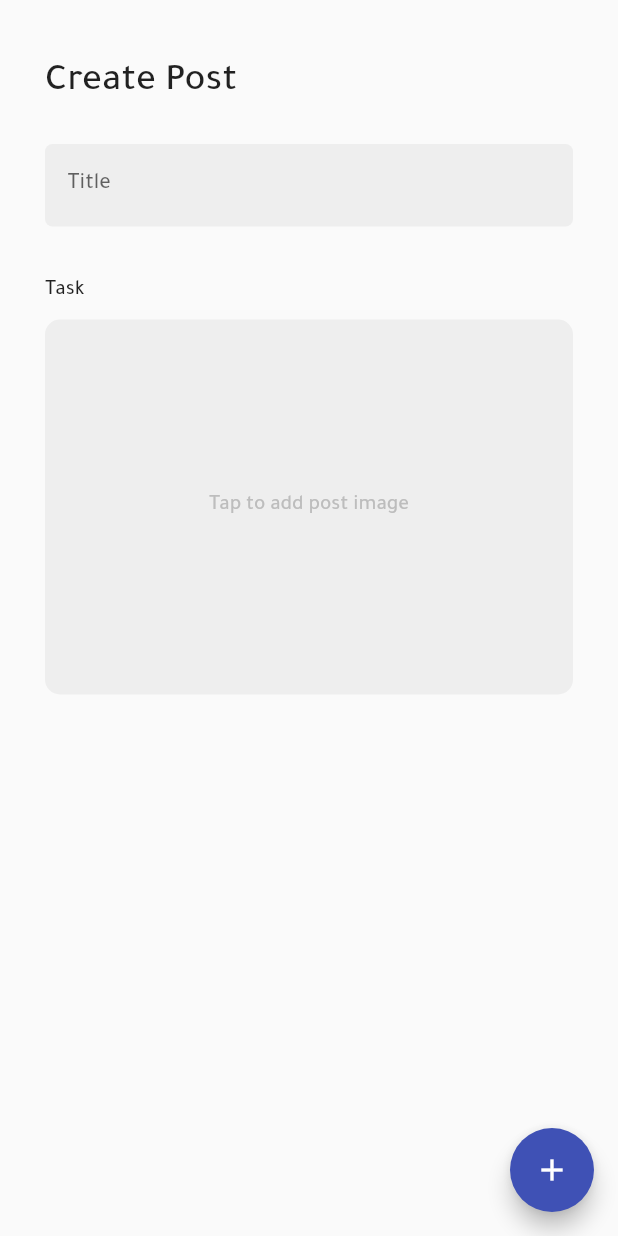
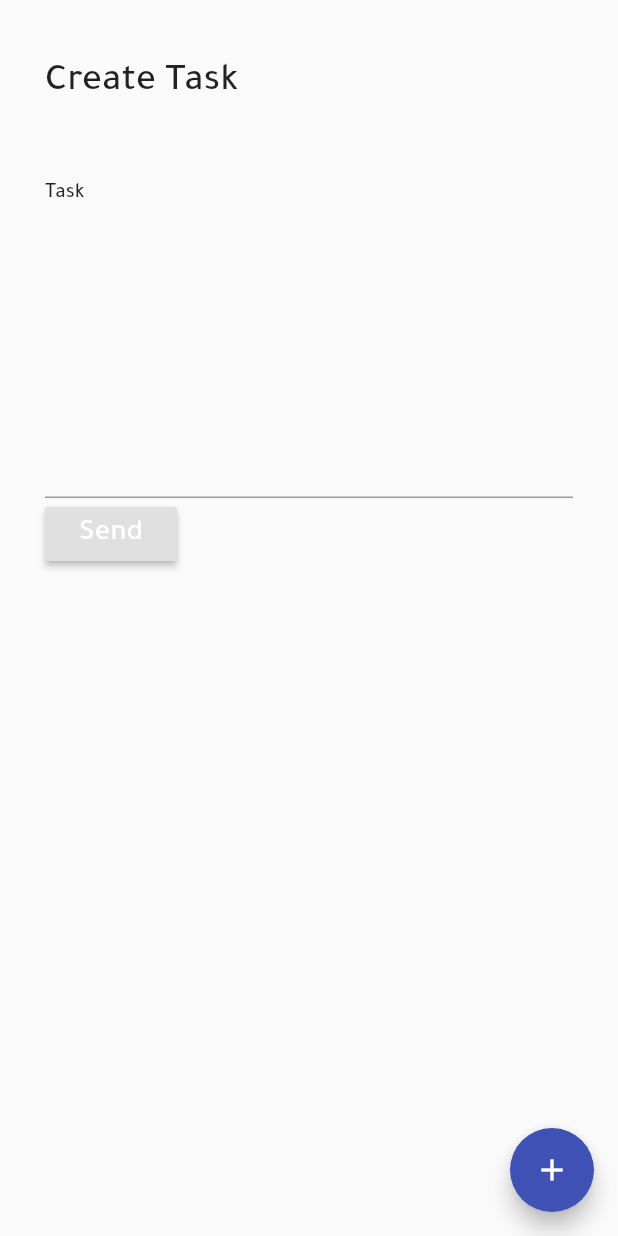
Before and after one commit to YschoolApp/school_App, a Flutter app: the CreateTaskView screen opened directly, on a phone screen of 412 x 824 dp. Run offline on Flutter 3.47's test engine with Material 2 defaults, Android fonts, the light colour scheme and no system bars; our stand-ins replace cloud_firestore, connectivity, firebase_auth, firebase_core, firebase_messaging, firebase_storage and 7 more; accounts and stored records are empty; network calls fail; project files that could hold a hidden picture were left out.

Commit message:
add task (need update)

```diff
--- a/lib/models/post.dart
+++ b/lib/models/post.dart
@@ -1,14 +1,14 @@
 import 'package:flutter/foundation.dart';
 
 class Task {
-  final String title;
+  final String teacherId;
   final String task;
   final String lessonId;
 
 
   Task({
     @required this.lessonId,
-    @required this.title,
+    @required this.teacherId,
     this.task,
 
   });
@@ -16,7 +16,7 @@ class Task {
   Map<String, dynamic> toMap() {
     return {
       'lessonId': lessonId,
-      'title': title,
+      'teacherId': teacherId,
       'task': task,
     };
   }
@@ -25,7 +25,7 @@ class Task {
     if (map == null) return null;
 
     return Task(
-      title: map['title'],
+      teacherId: map['teacherId'],
       task: map['task'],
       lessonId: map['lessonId'],
 
--- a/lib/services/task_fire_store_services.dart
+++ b/lib/services/task_fire_store_services.dart
@@ -58,7 +58,7 @@ class TaskFireStoreService {
       if (tasksSnapshot.docs.isNotEmpty) {
         var tasks = tasksSnapshot.docs
             .map((snapshot) => Task.fromMap(snapshot.data(), snapshot.id))
-            .where((mappedItem) => mappedItem.title != null)
+            .where((mappedItem) => mappedItem.task != null)
             .toList();
 
         // #8: Check if the page exists or not
@@ -116,7 +116,7 @@ class TaskFireStoreService {
       if (taskDocumentSnapshot.docs.isNotEmpty) {
         return taskDocumentSnapshot.docs
             .map((snapshot) => Task.fromMap(snapshot.data(), snapshot.id))
-            .where((mappedItem) => mappedItem.title != null)
+            .where((mappedItem) => mappedItem.task != null)
             .toList();
       }
     } catch (e) {
--- a/lib/ui/views/create_task_view.dart
+++ b/lib/ui/views/create_task_view.dart
@@ -5,19 +5,19 @@ import 'package:school_app/ui/widgets/input_field.dart';
 import 'package:school_app/viewmodels/create_post_view_model.dart';
 import 'package:stacked/stacked.dart';
 
+class CreateTaskView extends StatelessWidget {
+  final taskController = TextEditingController();
+  final Task edittingTask;
 
-class CreateTaskView extends StatelessWidget {
-  final titleController = TextEditingController();
-  final Task edittingTask;
   CreateTaskView({Key key, this.edittingTask}) : super(key: key);
 
   @override
   Widget build(BuildContext context) {
     return ViewModelBuilder<CreateTaskViewModel>.reactive(
-      viewModelBuilder:()=> CreateTaskViewModel(),
+      viewModelBuilder: () => CreateTaskViewModel(),
       onModelReady: (model) {
         // update the text in the controller
-        titleController.text = edittingTask?.title ?? '';
+        taskController.text = edittingTask?.task ?? '';
 
         model.setEdittingTask(edittingTask);
       },
@@ -30,7 +30,7 @@ class CreateTaskView extends StatelessWidget {
                   ),
             onPressed: () {
               if (!model.busy) {
-                model.addTask(title: titleController.text);
+                model.addTask(task: taskController.text);
               }
             },
             backgroundColor:
@@ -43,14 +43,14 @@ class CreateTaskView extends StatelessWidget {
               children: <Widget>[
                 verticalSpace(40),
                 Text(
-                  'Create Post',
+                  'Create Task',
                   style: TextStyle(fontSize: 26),
                 ),
                 verticalSpaceMedium,
-                InputField(
-                  placeholder: 'Title',
-                  controller: titleController,
-                ),
+                // InputField(
+                //   placeholder: 'Title',
+                //   controller: titleController,
+                // ),titleController
                 verticalSpaceMedium,
                 Text('Task'),
                 verticalSpaceSmall,
@@ -58,21 +58,24 @@ class CreateTaskView extends StatelessWidget {
                   // When we tap we call selectImage
                   onTap: () => model.selectImage(),
                   child: Container(
-                    height: 250,
-                    decoration: BoxDecoration(
-                        color: Colors.grey[200],
-                        borderRadius: BorderRadius.circular(10)),
-                    alignment: Alignment.center,
-                    // If the selected image is null we show "Tap to add post image"
-                    child: model.selectedImage == null
-                        ? Text(
-                            'Tap to add post image',
-                            style: TextStyle(color: Colors.grey[400]),
-                          )
-                        // If we have a selected image we want to show it
-                        : Image.file(model.selectedImage),
+                    child: TextField(
+                      keyboardType: TextInputType.multiline,
+                      maxLines: 10,
+                      controller: taskController,
+
+                    ),
                   ),
-                )
+                ),
+                RaisedButton(
+                    child: Text("Send",
+                        style: TextStyle(
+                          fontSize: 20,
+                          color: Colors.white,
+                        )),
+                    onPressed: (){
+                      print(taskController.text);
+                      model.addTask(task: taskController.text);
+                    })
               ],
             ),
           )),
--- a/lib/ui/views/home_view.dart
+++ b/lib/ui/views/home_view.dart
@@ -1,7 +1,7 @@
 import 'package:school_app/locator.dart';
 import 'package:school_app/models/post.dart';
 import 'package:school_app/services/task_fire_store_services.dart';
-import 'package:school_app/ui/widgets/post_item.dart';
+import 'package:school_app/ui/widgets/task_item.dart';
 import 'package:school_app/viewmodels/home_view_model.dart';
 import 'package:flutter/material.dart';
 import 'package:stacked/stacked.dart';
--- a/lib/ui/widgets/post_item.dart
+++ b/lib/ui/widgets/task_item.dart
@@ -24,7 +24,7 @@ class TaskItem extends StatelessWidget {
               mainAxisSize: MainAxisSize.min,
               children: <Widget>[
 
-                Text(task.title),
+                Text(task.task),
               ],
             ),
           )),
--- a/lib/viewmodels/create_post_view_model.dart
+++ b/lib/viewmodels/create_post_view_model.dart
@@ -10,8 +10,8 @@ import 'package:school_app/viewmodels/base_model.dart';
 import 'package:flutter/foundation.dart';
 
 class CreateTaskViewModel extends BaseModel {
-
-  final TaskFireStoreService _fireStoreService = locator<TaskFireStoreService>();
+  final TaskFireStoreService _fireStoreService =
+      locator<TaskFireStoreService>();
   final DialogService _dialogService = locator<DialogService>();
   final NavigationService _navigationService = locator<NavigationService>();
   final ImageSelector _imageSelector = locator<ImageSelector>();
@@ -19,6 +19,7 @@ class CreateTaskViewModel extends BaseModel {
       locator<CloudStorageService>();
 
   File _selectedImage;
+
   File get selectedImage => _selectedImage;
 
   Task _edittingTask;
@@ -33,31 +34,26 @@ class CreateTaskViewModel extends BaseModel {
     }
   }
 
-  Future addTask({@required String title}) async {
+  Future addTask({@required String task}) async {
     setBusy(true);
 
     CloudStorageResult storageResult;
-
-    if (!_editting) {
-      storageResult = await _cloudStorageService.uploadImage(
-        imageToUpload: _selectedImage,
-        title: title,
-      );
-    }
 
     var result;
 
     if (!_editting) {
       result = await _fireStoreService.addTask(Task(
-        title: title,
+        task: task,
         lessonId: "",
-       // imageUrl: storageResult.imageUrl,
-       // imageFileName: storageResult.imageFileName,
+        teacherId: currentUser.id,
+        // imageUrl: storageResult.imageUrl,
+        // imageFileName: storageResult.imageFileName,
       ));
     } else {
       result = await _fireStoreService.updateTask(Task(
-        title: title,
+        task: task,
         lessonId: "",
+        teacherId: currentUser.id,
         //documentId: _edittingTask.documentId,
         //imageUrl: _edittingPost.imageUrl,
         //imageFileName: _edittingPost.imageFileName,
```
